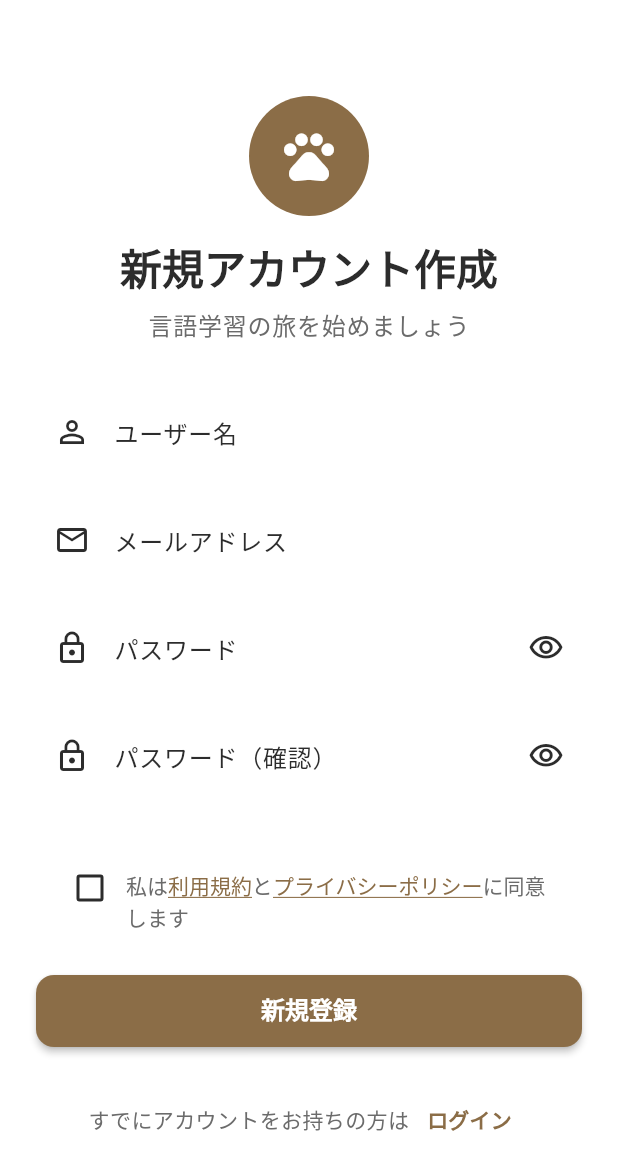
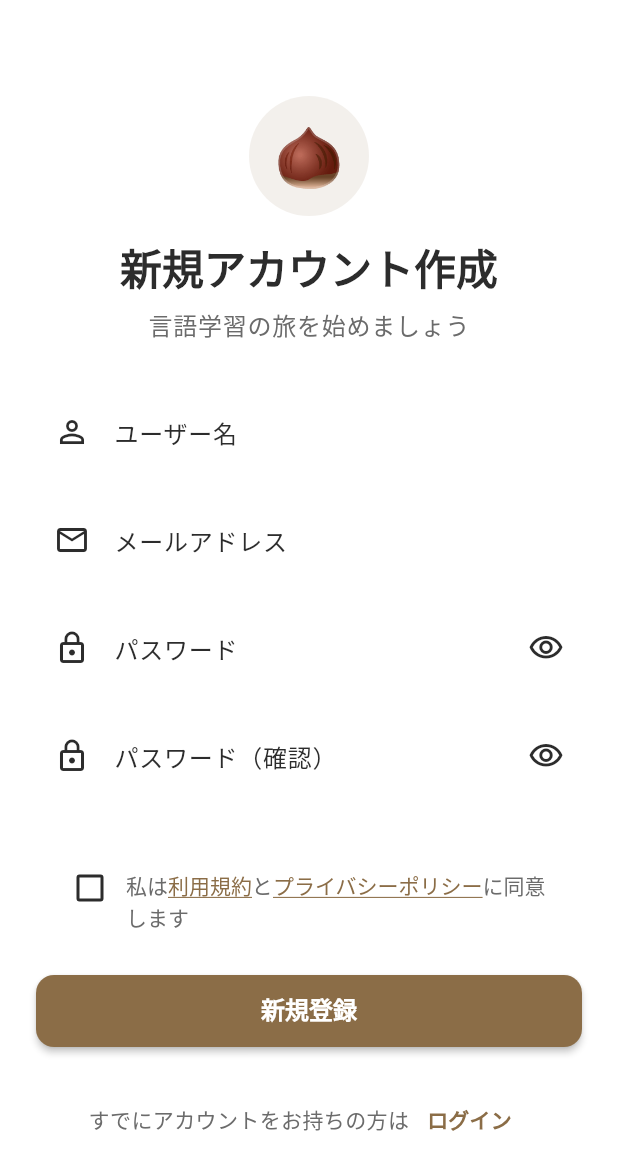
Before and after one commit to LB-KosukeTamogami/Journal-, a Flutter app: the screen it shows after launch, after a tap on "新規登録", on a phone screen of 412 x 824 dp. Shown: the top 1170 px of the screen. Run offline on Flutter 3.47's test engine with Material 3 defaults, Android fonts, the phone set to English and light mode, and no system bars; drawn by our look-alikes of flutter_animate; our stand-ins replace fl_chart, flutter_tts, google_fonts, shared_preferences, supabase_flutter, table_calendar; accounts and stored records are empty.

Commit message:
feat: 環境変数チェック画面を追加とアイコンをどんぐりに変更
- EnvCheckScreenを追加してSupabase環境変数の設定状況を確認可能に
- AuthLandingScreenに環境設定確認ボタンを追加
- 新規登録とログイン画面のアイコンをどんぐり絵文字(🌰)に変更
- デバッグ情報を追加してSupabase初期化問題を調査

🤖 Generated with [Claude Code](https://claude.ai/code)

Co-Authored-By: Claude <noreply@anthropic.com>

```diff
--- a/journal_learning_app/lib/screens/auth/auth_landing_screen.dart
+++ b/journal_learning_app/lib/screens/auth/auth_landing_screen.dart
@@ -2,6 +2,7 @@ import 'package:flutter/material.dart';
 import '../../theme/app_theme.dart';
 import 'login_screen.dart';
 import 'signup_screen.dart';
+import '../debug/env_check_screen.dart';
 
 class AuthLandingScreen extends StatelessWidget {
   const AuthLandingScreen({super.key});
@@ -165,6 +166,26 @@ class AuthLandingScreen extends StatelessWidget {
                 textAlign: TextAlign.center,
               ),
               const SizedBox(height: 24),
+              // Debug button (always show for now to debug Vercel)
+              Center(
+                child: TextButton(
+                  onPressed: () {
+                    Navigator.push(
+                      context,
+                      MaterialPageRoute(
+                        builder: (context) => const EnvCheckScreen(),
+                      ),
+                    );
+                  },
+                  child: Text(
+                    '🔧 環境設定を確認',
+                    style: TextStyle(
+                      color: AppTheme.textSecondary,
+                      fontSize: 12,
+                    ),
+                  ),
+                ),
+              ),
             ],
           ),
         ),
--- a/journal_learning_app/lib/screens/auth/signup_screen.dart
+++ b/journal_learning_app/lib/screens/auth/signup_screen.dart
@@ -174,13 +174,14 @@ class _SignupScreenState extends State<SignupScreen> {
                     width: 80,
                     height: 80,
                     decoration: BoxDecoration(
-                      color: AppTheme.primaryColor,
+                      color: AppTheme.primaryColor.withOpacity(0.1),
                       shape: BoxShape.circle,
                     ),
-                    child: const Icon(
-                      Icons.pets,
-                      size: 40,
-                      color: Colors.white,
+                    child: Center(
+                      child: Text(
+                        '🌰', // どんぐり絵文字
+                        style: TextStyle(fontSize: 40),
+                      ),
                     ),
                   ).animate().scale(duration: 300.ms),
                   const SizedBox(height: 16),
```
Also changed, not shown: journal_learning_app/lib/screens/auth/login_screen.dart (+6 -5 lines), journal_learning_app/lib/screens/debug/env_check_screen.dart (added, +131 -0 lines), 1 other file.
